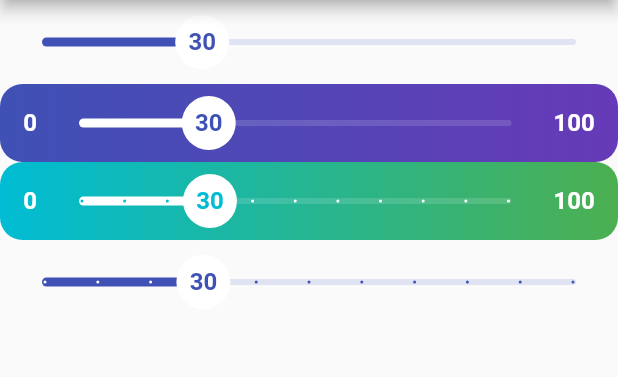
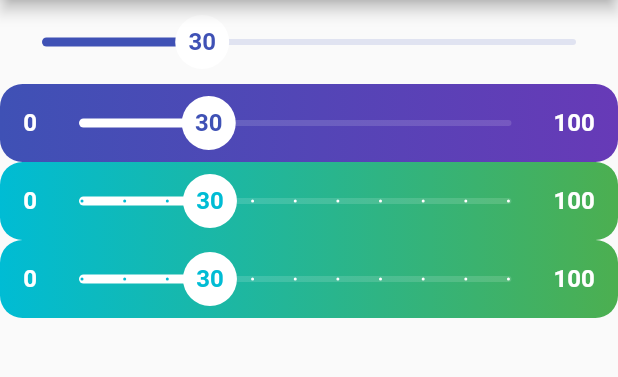
Before and after one commit to trial12987/FlutterBricks, a Flutter app: the screen it shows after launch, on a phone screen of 412 x 824 dp, the part 84-461 px from its top. Run offline on Flutter 3.47's test engine with Material 2 defaults, Android fonts, the phone set to English and light mode, and no system bars.

```diff
--- a/flutter_bricks/lib/main.dart
+++ b/flutter_bricks/lib/main.dart
@@ -2,7 +2,6 @@ import 'package:flutter/material.dart';
 import 'package:flutter_bricks/sliders/SliderFb1.dart';
 import 'package:flutter_bricks/sliders/SliderFb2.dart';
 import 'package:flutter_bricks/sliders/SliderFb3.dart';
-import 'package:flutter_bricks/sliders/SliderFb4.dart';
 
 import 'appBars/AppBarFb2.dart';
 
@@ -38,7 +37,7 @@ class MyApp extends StatelessWidget {
               divisions: 10,
               onChange: (value) {},
             ),
-            SliderFb4(
+            SliderFb3(
               min: 0,
               max: 100,
               initialValue: 30,
```
